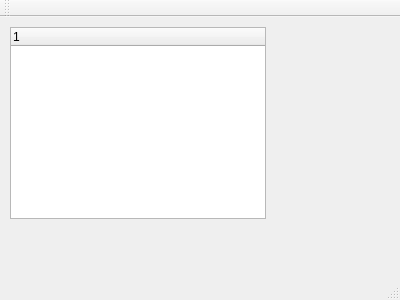
First picture: the form in sample/testTriStateCheckbox/testTriStateCheckbox.ui, repository ttac123456/MyProject, before the edit.
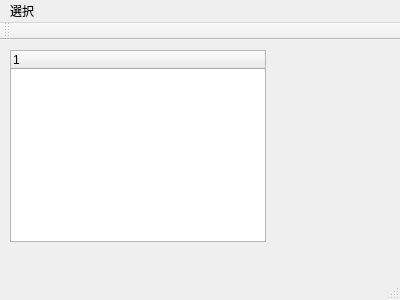
Second picture: the form after the edit.

Commit message: メニューからCheckAllとUncheckAllを選べるようにした。

```diff
--- a/sample/testTriStateCheckbox/testTriStateCheckbox.ui
+++ b/sample/testTriStateCheckbox/testTriStateCheckbox.ui
@@ -39,6 +39,15 @@
      <height>21</height>
     </rect>
    </property>
+   <widget class="QMenu" name="menu">
+    <property name="title">
+     <string>選択</string>
+    </property>
+    <addaction name="actionCheckAll"/>
+    <addaction name="actionUncheckAll"/>
+    <addaction name="actionClear"/>
+   </widget>
+   <addaction name="menu"/>
   </widget>
   <widget class="QToolBar" name="mainToolBar">
    <attribute name="toolBarArea">
```
Left out of the diff: 15 changed lines with no effect on the pictures. The commit also changes 2 other files.
